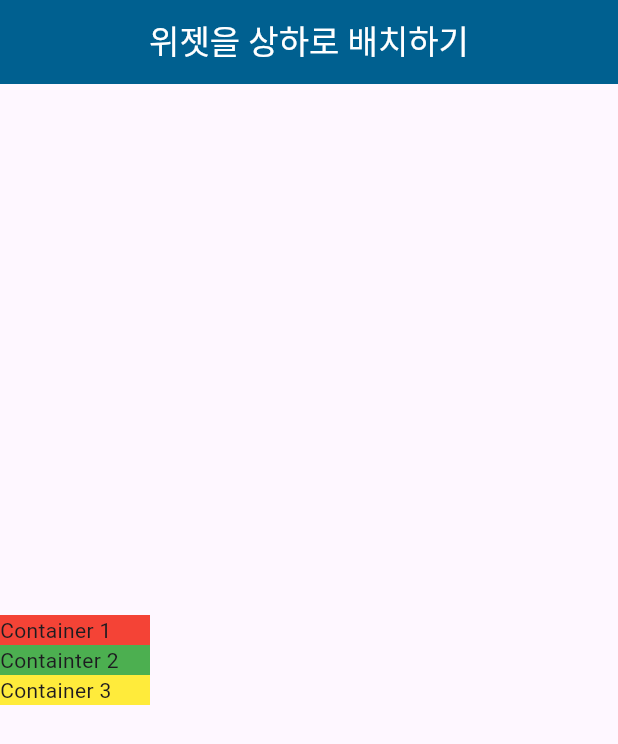
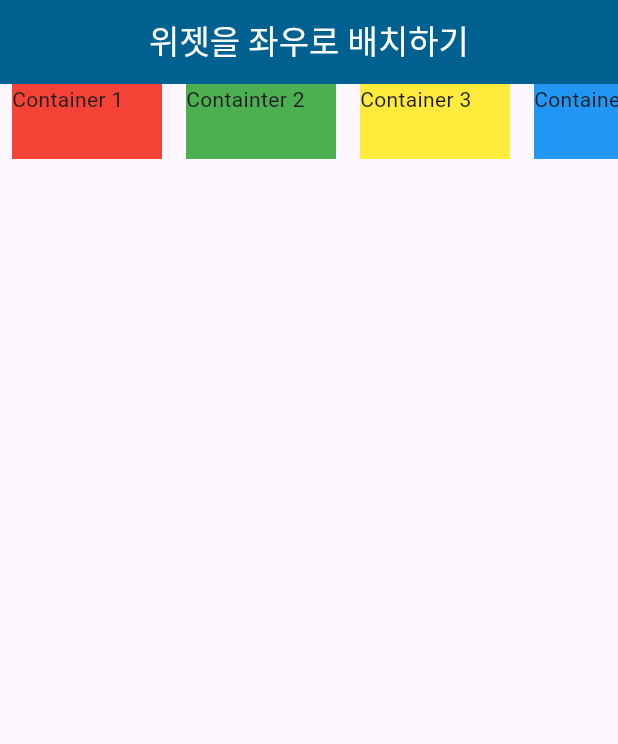
Before and after one commit to nninyeong/FlutterTest, a Flutter app: the screen it shows after launch, on a phone screen of 412 x 824 dp. Shown: the top 744 px of the screen. Run offline on Flutter 3.47's test engine with Material 3 defaults, Android fonts, the phone set to English and light mode, and no system bars.

Commit message:
Row, Scroll view 연습

```diff
--- a/lib/main.dart
+++ b/lib/main.dart
@@ -4,13 +4,11 @@ void main() {
   runApp(MaterialApp(
       home: Scaffold(
           appBar: AppBar(
-        title: Center(child: Text('위젯을 상하로 배치하기')),
+            title: Center(child: Text('위젯을 좌우로 배치하기')),
             backgroundColor: Color(0xFF006090),
             foregroundColor: Colors.white,
           ),
-      body: Body()
-    )
-  ));
+          body: Body())));
 }
 
 class Body extends StatelessWidget {
@@ -18,15 +16,36 @@ class Body extends StatelessWidget {
 
   @override
   Widget build(BuildContext context) {
-    return Column(
-      mainAxisSize: MainAxisSize.max,
-      mainAxisAlignment: MainAxisAlignment.center,
-      crossAxisAlignment: CrossAxisAlignment.center,
+    return SingleChildScrollView(
+      scrollDirection: Axis.horizontal,
+      child: Row(
           children: [
-        Container(width: 100, height: 20, color: Colors.red, child: Text('Container 1')),
-        Container(width: 100, height: 20, color: Colors.green, child: Text('Containter 2')),
-        Container(width: 100, height: 20, color: Colors.yellow, child: Text('Container 3'))
-      ],
+            Container(
+                width: 100,
+                height: 50,
+                color: Colors.red,
+                margin: EdgeInsets.symmetric(horizontal: 8),
+                child: Text('Container 1')),
+            Container(
+                width: 100,
+                height: 50,
+                color: Colors.green,
+                margin: EdgeInsets.symmetric(horizontal: 8),
+                child: Text('Containter 2')),
+            Container(
+                width: 100,
+                height: 50,
+                color: Colors.yellow,
+                margin: EdgeInsets.symmetric(horizontal: 8),
+                child: Text('Container 3')),
+            Container(
+            width: 100,
+                height: 50,
+              color: Colors.blue,
+              margin: EdgeInsets.symmetric(horizontal: 8),
+              child: Text('Container 4')
+            )
+          ]),
     );
   }
 }
```
Lines whose indentation alone changed are shown as unchanged.
